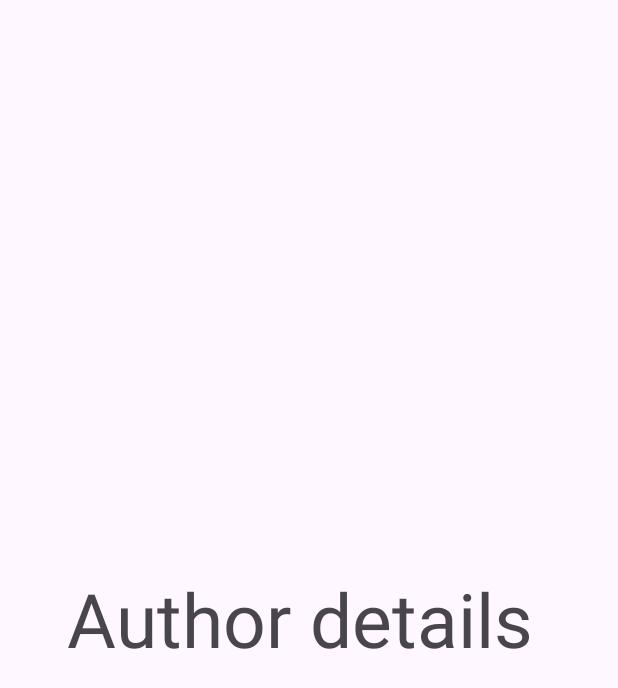
After one commit to dayam8696/Khulasa_Quran, an Android app: the layout fragment_author.xml on its own in the app's theme, with its tools: preview values and no code run, on a phone screen of 412 x 824 dp. The commit adds this screen. Shown: the top 688 px of the screen. Run offline under Robolectric (Android 15) with nearby library versions, the phone set to English and light mode, and no system bars.

Commit message:
initial commit

```diff
--- a/app/src/main/java/com/example/khulasa_quran/Fragments/FirstFragment.kt
+++ b/app/src/main/java/com/example/khulasa_quran/Fragments/FirstFragment.kt
@@ -24,5 +24,8 @@ class FirstFragment:BaseFragment(){
         binding.btnstart.setOnClickListener {
             findNavController().navigate(R.id.action_firstFragment_to_secondFragment)
         }
+        binding.btnauthor.setOnClickListener {
+            findNavController().navigate(R.id.action_firstFragment_to_fragmentAuthor)
+        }
     }
 }
--- /dev/null
+++ b/app/src/main/res/layout/fragment_author.xml
@@ -0,0 +1,20 @@
+<?xml version="1.0" encoding="utf-8"?>
+<androidx.constraintlayout.widget.ConstraintLayout xmlns:android="http://schemas.android.com/apk/res/android"
+    xmlns:app="http://schemas.android.com/apk/res-auto"
+    xmlns:tools="http://schemas.android.com/tools"
+    android:layout_width="match_parent"
+    android:layout_height="match_parent">
+
+    <TextView
+        android:id="@+id/textView"
+        android:layout_width="wrap_content"
+        android:layout_height="wrap_content"
+        android:text="Author details "
+        android:textSize="50dp"
+        app:layout_constraintBottom_toBottomOf="parent"
+        app:layout_constraintEnd_toEndOf="parent"
+        app:layout_constraintHorizontal_bias="0.5"
+        app:layout_constraintStart_toStartOf="parent"
+        app:layout_constraintTop_toTopOf="parent"
+        app:layout_constraintVertical_bias="0.5" />
+</androidx.constraintlayout.widget.ConstraintLayout>
```
Also changed, not shown: app/src/main/java/com/example/khulasa_quran/Fragments/FragmentAuthor.kt (+18 -1 lines), app/src/main/res/navigation/nav_graph.xml (+7 -0 lines).
